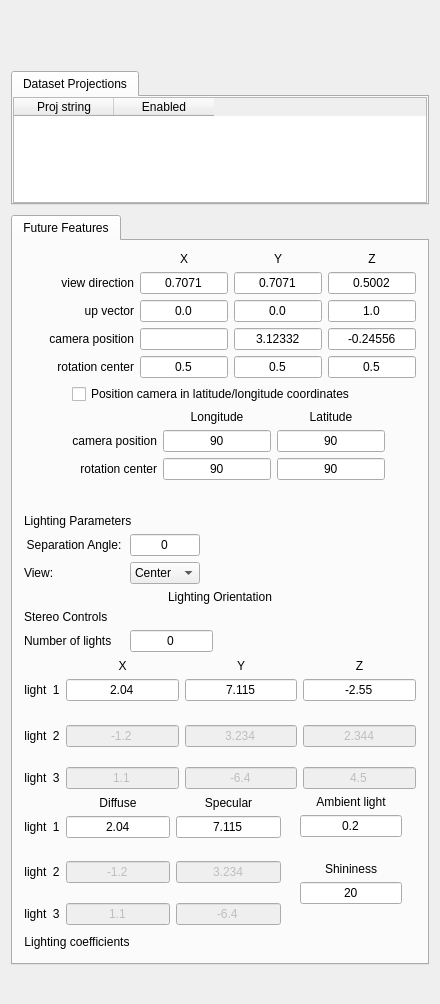
StasJ/vapor-formatted, file apps/vaporgui/NavigationTab.ui: the form before one commit.
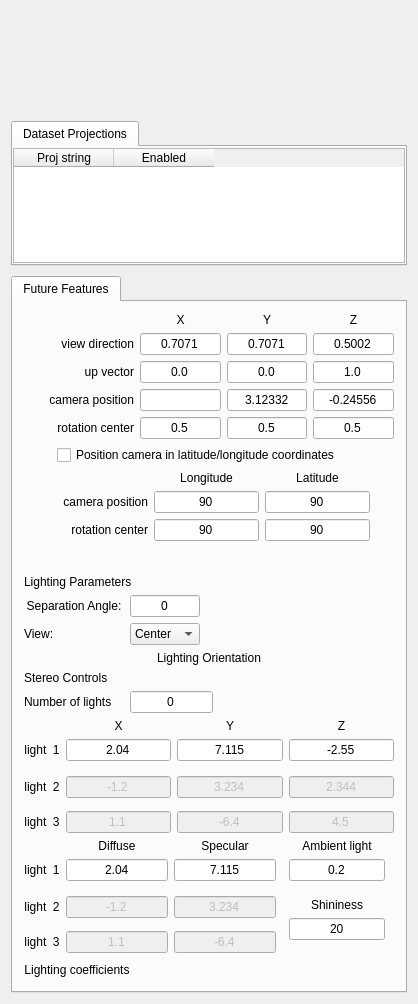
The form after the commit. Custom widgets are drawn as their Qt base class.

```diff
--- a/apps/vaporgui/NavigationTab.ui
+++ b/apps/vaporgui/NavigationTab.ui
@@ -11,7 +11,7 @@
    </rect>
   </property>
   <property name="sizePolicy">
-   <sizepolicy hsizetype="MinimumExpanding" vsizetype="MinimumExpanding">
+   <sizepolicy hsizetype="MinimumExpanding" vsizetype="Minimum">
     <horstretch>0</horstretch>
     <verstretch>0</verstretch>
    </sizepolicy>
@@ -42,7 +42,7 @@
   </property>
   <layout class="QHBoxLayout" name="horizontalLayout">
    <item>
-    <layout class="QVBoxLayout" name="verticalLayout">
+    <layout class="QVBoxLayout" name="verticalLayout" stretch="0,0,0">
      <property name="spacing">
       <number>10</number>
      </property>
@@ -57,19 +57,25 @@
        <property name="minimumSize">
         <size>
          <width>0</width>
-         <height>50</height>
+         <height>100</height>
         </size>
        </property>
        <property name="maximumSize">
         <size>
          <width>16777215</width>
-         <height>120</height>
+         <height>16777215</height>
         </size>
        </property>
       </widget>
      </item>
      <item>
       <widget class="QTabWidget" name="datasetProjectionTab">
+       <property name="sizePolicy">
+        <sizepolicy hsizetype="Expanding" vsizetype="Minimum">
+         <horstretch>0</horstretch>
+         <verstretch>0</verstretch>
+        </sizepolicy>
+       </property>
        <property name="toolTip">
         <string>Configure which projections to render your datasets with, via this table.</string>
        </property>
@@ -125,10 +131,22 @@
      </item>
      <item>
       <widget class="QTabWidget" name="tabWidget">
+       <property name="sizePolicy">
+        <sizepolicy hsizetype="Expanding" vsizetype="Minimum">
+         <horstretch>0</horstretch>
+         <verstretch>0</verstretch>
+        </sizepolicy>
+       </property>
        <property name="currentIndex">
         <number>0</number>
        </property>
        <widget class="QWidget" name="tab">
+        <property name="sizePolicy">
+         <sizepolicy hsizetype="Preferred" vsizetype="Minimum">
+          <horstretch>0</horstretch>
+          <verstretch>0</verstretch>
+         </sizepolicy>
+        </property>
         <attribute name="title">
          <string>Future Features</string>
         </attribute>
@@ -2391,105 +2409,6 @@
        </widget>
       </widget>
      </item>
-     <item>
-      <spacer name="spacer99">
-       <property name="orientation">
-        <enum>Qt::Vertical</enum>
-       </property>
-       <property name="sizeType">
-        <enum>QSizePolicy::Expanding</enum>
-       </property>
-       <property name="sizeHint" stdset="0">
-        <size>
-         <width>418</width>
-         <height>13</height>
-        </size>
-       </property>
-      </spacer>
-     </item>
-     <item>
-      <spacer name="spacer189">
-       <property name="orientation">
-        <enum>Qt::Vertical</enum>
-       </property>
-       <property name="sizeType">
-        <enum>QSizePolicy::Expanding</enum>
-       </property>
-       <property name="sizeHint" stdset="0">
-        <size>
-         <width>418</width>
-         <height>13</height>
-        </size>
-       </property>
-      </spacer>
-     </item>
-     <item>
-      <spacer name="spacer94">
-       <property name="orientation">
-        <enum>Qt::Vertical</enum>
-       </property>
-       <property name="sizeType">
-        <enum>QSizePolicy::Expanding</enum>
-       </property>
-       <property name="sizeHint" stdset="0">
-        <size>
-         <width>418</width>
-         <height>13</height>
-        </size>
-       </property>
-      </spacer>
-     </item>
-     <item>
-      <spacer name="spacer35">
-       <property name="orientation">
-        <enum>Qt::Vertical</enum>
-       </property>
-       <property name="sizeType">
-        <enum>QSizePolicy::Expanding</enum>
-       </property>
-       <property name="sizeHint" stdset="0">
-        <size>
-         <width>418</width>
-         <height>13</height>
-        </size>
-       </property>
-      </spacer>
-     </item>
-     <item>
-      <spacer name="spacer97">
-       <property name="orientation">
-        <enum>Qt::Vertical</enum>
-       </property>
-       <property name="sizeType">
-        <enum>QSizePolicy::Expanding</enum>
-       </property>
-       <property name="sizeHint" stdset="0">
-        <size>
-         <width>418</width>
-         <height>13</height>
-        </size>
-       </property>
-      </spacer>
-     </item>
-     <item>
-      <spacer name="spacer62">
-       <property name="toolTip">
-        <string>Vertical Spacer 'spacer62', 20 x 30</string>
-       </property>
-       <property name="orientation">
-        <enum>Qt::Vertical</enum>
-       </property>
-       <property name="sizeType">
-        <enum>QSizePolicy::Expanding</enum>
-       </property>
-       <property name="sizeHint" stdset="0">
-        <size>
-         <width>20</width>
-         <height>30</height>
-        </size>
-       </property>
-      </spacer>
-     </item>
     </layout>
    </item>
   </layout>
```
